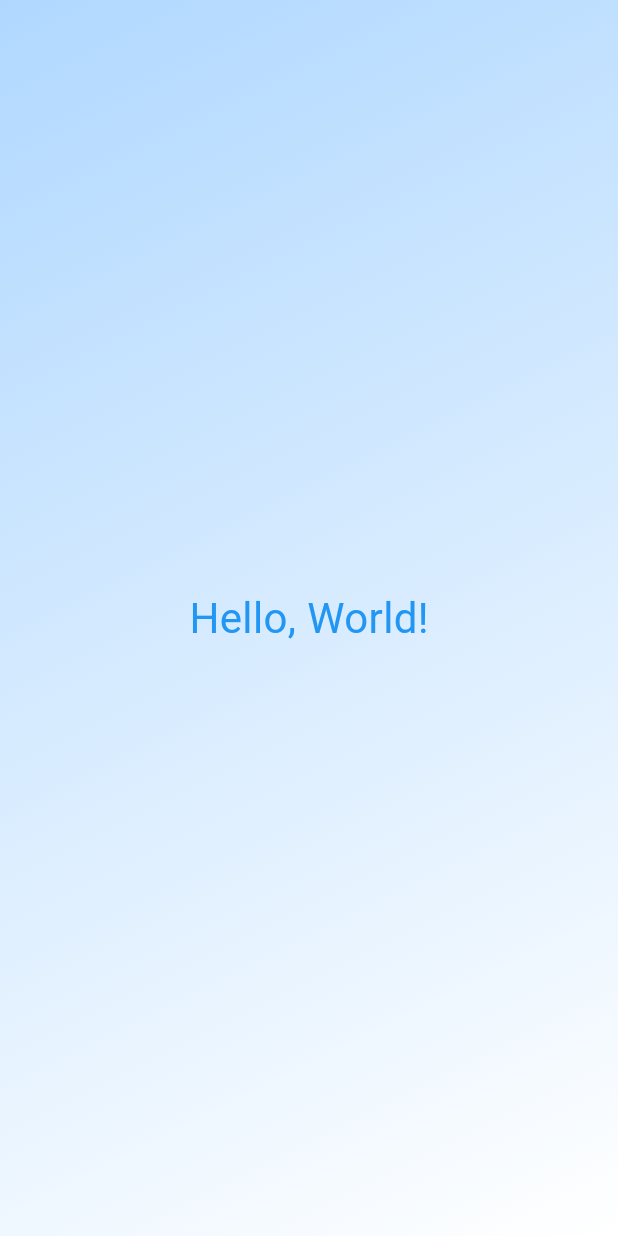
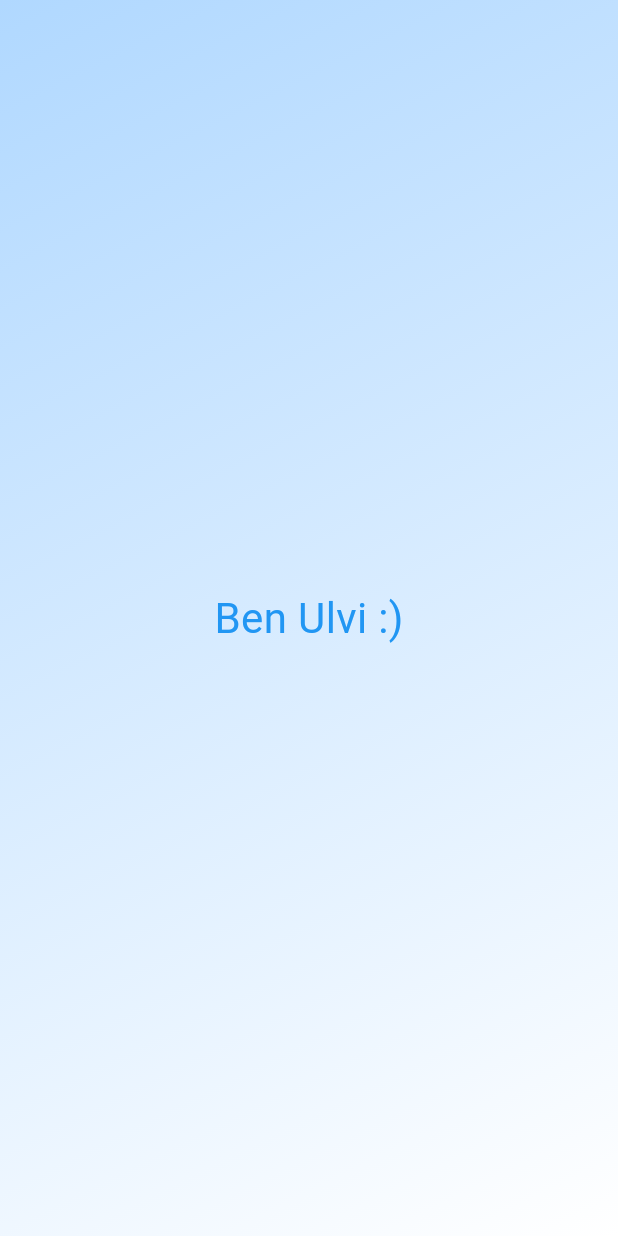
Before and after one commit to iulvimercan/flutter_DiceApp, a Flutter app: the screen it shows after launch, on a phone screen of 412 x 824 dp. Run offline on Flutter 3.47's test engine with Material 3 defaults, Android fonts, the phone set to English and light mode, and no system bars.

Commit message:
classes and variables

```diff
--- /dev/null
+++ b/lib/gradient_container.dart
@@ -0,0 +1,26 @@
+import 'package:flutter/material.dart';
+import 'package:dice_app/styled_text.dart';
+
+class GradientContainer extends StatelessWidget{
+  const GradientContainer({super.key});
+
+  @override
+  Widget build(BuildContext context) {
+    return Container(
+        decoration: const BoxDecoration(
+          gradient: LinearGradient(
+              begin: Alignment.bottomRight,
+              end: Alignment.topLeft,
+              colors: [
+                Colors.white,
+                Color.fromARGB(255, 176, 216, 255),
+              ]
+          ),
+        ),
+        child: const Center(
+          child: StyledText(msg: 'Ben Ulvi :)'),
+        )
+    );
+  }
+
+}
--- /dev/null
+++ b/lib/styled_text.dart
@@ -0,0 +1,18 @@
+import 'package:flutter/material.dart';
+
+class StyledText extends StatelessWidget {
+  final String msg;
+
+  const StyledText({super.key, this.msg = 'Hello, World!'});
+
+  @override
+  Widget build(BuildContext context) {
+    return Text(
+      msg,
+      style: const TextStyle(
+        color: Colors.blue,
+        fontSize: 28,
+      ),
+    );
+  }
+}
```
Also changed, not shown: lib/main.dart (+3 -22 lines).
